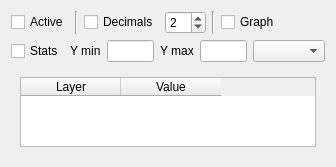
Above: ui_valuewidgetbase.ui from etiennesky/valuetool before the change. Below: the same form after it.
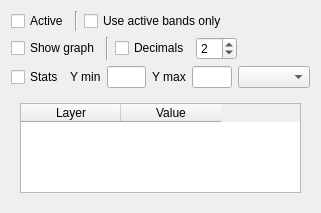
That is the form after the change.

Commit message: add option to use active bands only (those which are used by renderer)

What changed in the file:
```diff
--- a/ui_valuewidgetbase.ui
+++ b/ui_valuewidgetbase.ui
@@ -6,8 +6,8 @@
    <rect>
     <x>0</x>
     <y>0</y>
-    <width>336</width>
-    <height>153</height>
+    <width>321</width>
+    <height>213</height>
    </rect>
   </property>
   <property name="windowTitle">
@@ -34,6 +34,53 @@
       </widget>
      </item>
      <item>
+      <widget class="QCheckBox" name="cbxActiveBands">
+       <property name="toolTip">
+        <string>If checked, only display values of bands which are used by rendererer (defined in raster style)</string>
+       </property>
+       <property name="statusTip">
+        <string/>
+       </property>
+       <property name="text">
+        <string>Use active bands only</string>
+       </property>
+      </widget>
+     </item>
+     <item>
+      <spacer name="horizontalSpacer">
+       <property name="orientation">
+        <enum>Qt::Horizontal</enum>
+       </property>
+       <property name="sizeHint" stdset="0">
+        <size>
+         <width>40</width>
+         <height>20</height>
+        </size>
+       </property>
+      </spacer>
+     </item>
+    </layout>
+   </item>
+   <item>
+    <layout class="QHBoxLayout" name="horizontalLayout_3">
+     <item>
+      <widget class="QCheckBox" name="cbxGraph">
+       <property name="toolTip">
+        <string>Show graph instead of table</string>
+       </property>
+       <property name="text">
+        <string>Show graph</string>
+       </property>
+      </widget>
+     </item>
+     <item>
+      <widget class="Line" name="line">
+       <property name="orientation">
+        <enum>Qt::Vertical</enum>
+       </property>
+      </widget>
+     </item>
+     <item>
       <widget class="QCheckBox" name="cbxDigits">
        <property name="text">
         <string>Decimals</string>
@@ -57,21 +104,7 @@
       </widget>
      </item>
      <item>
-      <widget class="Line" name="line">
-       <property name="orientation">
-        <enum>Qt::Vertical</enum>
-       </property>
-      </widget>
-     </item>
-     <item>
-      <widget class="QCheckBox" name="cbxGraph">
-       <property name="text">
-        <string>Graph</string>
-       </property>
-      </widget>
-     </item>
-     <item>
-      <spacer name="horizontalSpacer">
+      <spacer name="horizontalSpacer_2">
        <property name="orientation">
         <enum>Qt::Horizontal</enum>
        </property>
```
Left out of the diff: 6 changed lines with no effect on the pictures. The commit also changes 2 other files.
